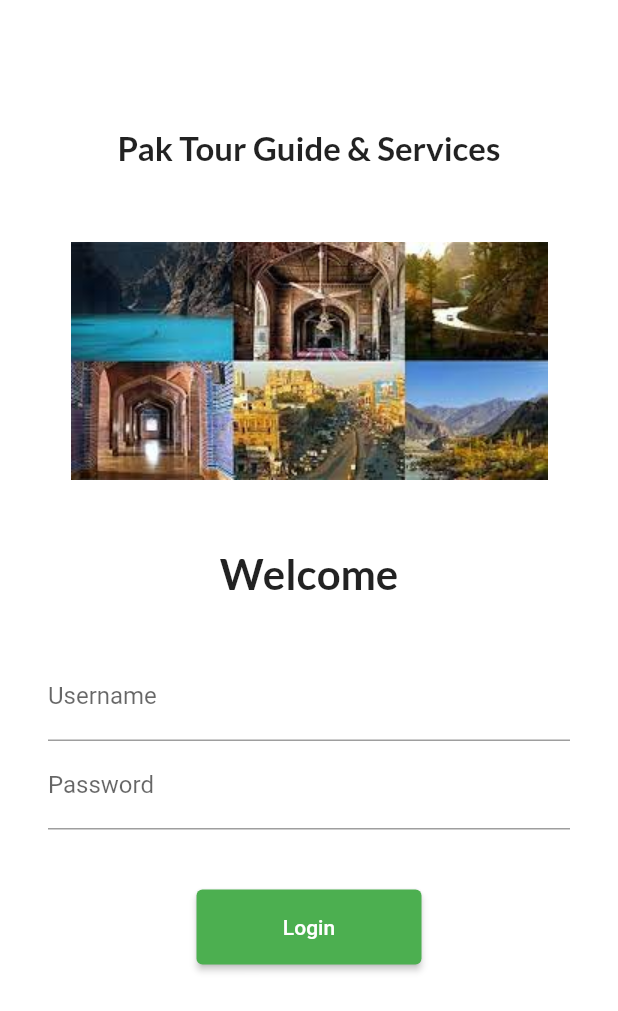
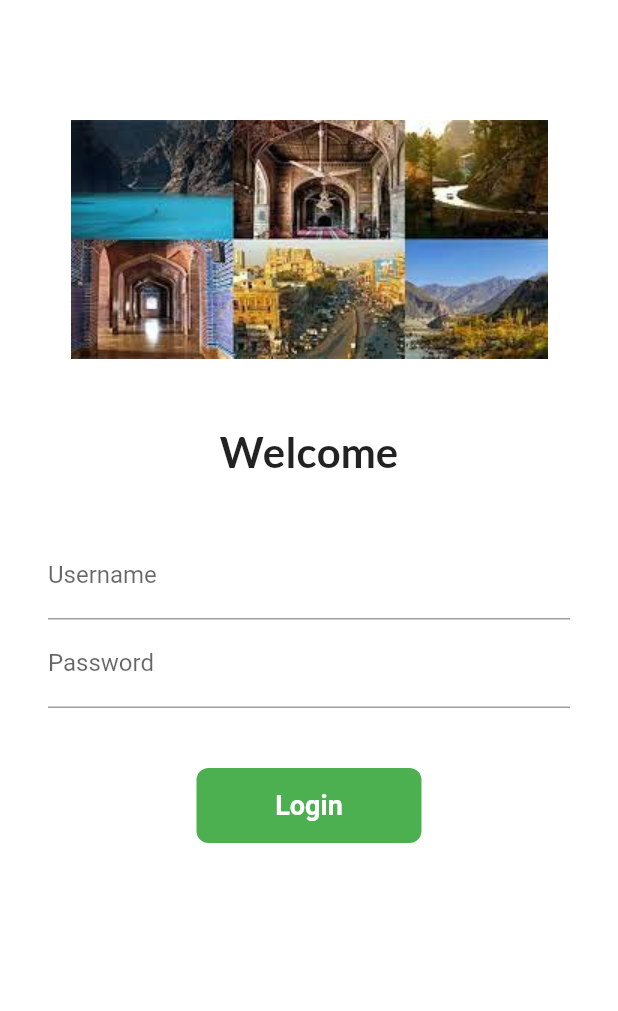
Before and after one commit to Aquib69/PakTourGuideServices, a Flutter app: the screen it shows after launch, on a phone screen of 412 x 824 dp. Shown: the top 1011 px of the screen. Run offline on Flutter 3.47's test engine with Material 2 defaults, Android fonts, the phone set to English and light mode, and no system bars; our stand-ins replace google_fonts.

Commit message:
day 6 completed

```diff
--- a/lib/pages/home_page.dart
+++ b/lib/pages/home_page.dart
@@ -15,6 +15,7 @@ class HomePage extends StatelessWidget {
       body: Center(
         // ignore: avoid_unnecessary_containers
         child: Container(
+          // ignore: prefer_const_constructors
           child: Text("Welcome to Pak Tour Guide & Services "),
         ),
       ),
--- a/lib/pages/login_page.dart
+++ b/lib/pages/login_page.dart
@@ -14,18 +14,7 @@ class LoginPage extends StatelessWidget {
           child: Column(
             children: [
               SizedBox(
-                height: 85.0,
-              ),
-              Text(
-                "Pak Tour Guide & Services",
-                style: GoogleFonts.lato(
-                  fontStyle: FontStyle.normal,
-                  fontSize: 22,
-                  fontWeight: FontWeight.bold,
-                ),
-              ),
-              SizedBox(
-                height: 50.0,
+                height: 80.0,
               ),
               Image.asset(
                 "assets/images/login_page.jpg",
@@ -66,13 +55,35 @@ class LoginPage extends StatelessWidget {
                     SizedBox(
                       height: 40.0,
                     ),
-                    ElevatedButton(
-                      child: Text("Login"),
-                      style: TextButton.styleFrom(minimumSize: Size(150, 50)),
-                      onPressed: () {
+
+                    InkWell(
+                      onTap: () {
                         Navigator.pushNamed(context, MyRoutes.homeRoute);
                       },
-                    )
+                      child: Container(
+                        width: 150,
+                        height: 50,
+                        alignment: Alignment.center,
+                        child: Text(
+                          "Login",
+                          style: TextStyle(
+                              color: Colors.white,
+                              fontWeight: FontWeight.bold,
+                              fontSize: 18),
+                        ),
+                        decoration: BoxDecoration(
+                            color: Colors.green,
+                            borderRadius: BorderRadius.circular(8)),
+                      ),
+                    ),
+                    // ElevatedButton(
+
+                    //   child: Text("Login"),
+                    //   style: TextButton.styleFrom(minimumSize: Size(150, 50)),
+                    //   onPressed: () {
+                    //     Navigator.pushNamed(context, MyRoutes.homeRoute);
+                    //   },
+                    // )
                   ],
                 ),
               )
@@ -80,4 +91,6 @@ class LoginPage extends StatelessWidget {
           ),
         ));
   }
+
+  void setState(Null Function() param0) {}
 }
```
